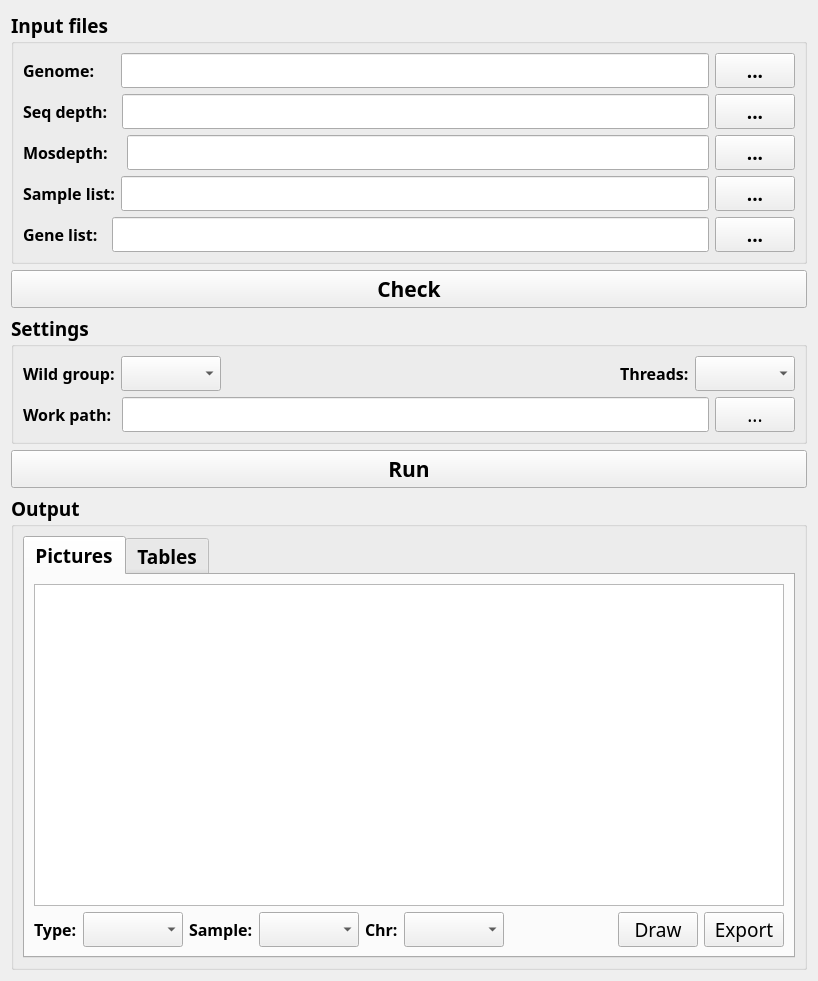
Qt form resources/popcnv_main_form.ui (sc-zhang/popCNV) before a commit.
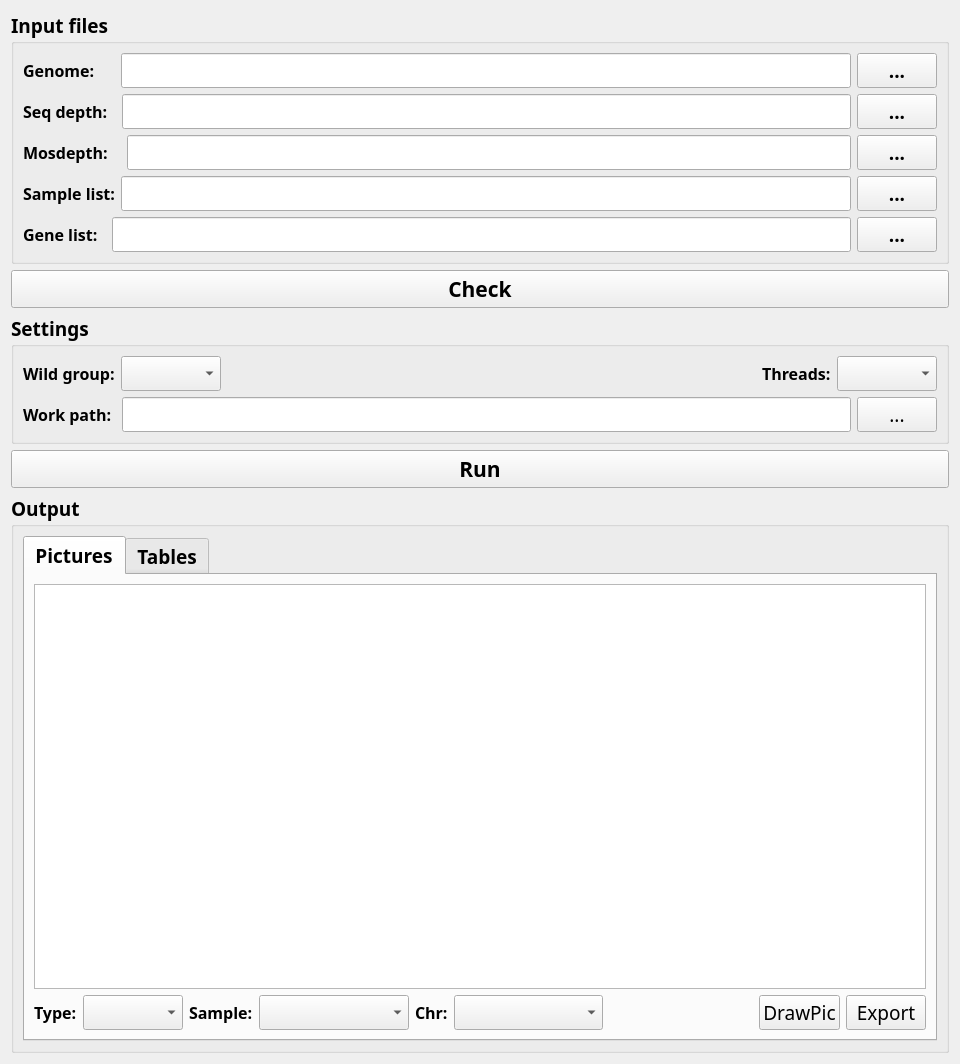
The same form after that commit.

Patch:
```diff
--- a/resources/popcnv_main_form.ui
+++ b/resources/popcnv_main_form.ui
@@ -6,8 +6,8 @@
    <rect>
     <x>0</x>
     <y>0</y>
-    <width>818</width>
-    <height>981</height>
+    <width>960</width>
+    <height>1064</height>
    </rect>
   </property>
   <property name="sizePolicy">
@@ -233,6 +233,12 @@
                 </item>
                 <item>
                  <widget class="QComboBox" name="cbox_pic_smp">
+                  <property name="sizePolicy">
+                   <sizepolicy hsizetype="Expanding" vsizetype="Fixed">
+                    <horstretch>0</horstretch>
+                    <verstretch>0</verstretch>
+                   </sizepolicy>
+                  </property>
                   <property name="font">
                    <font>
                     <family>JetBrains Mono</family>
@@ -258,6 +264,12 @@
                 </item>
                 <item>
                  <widget class="QComboBox" name="cbox_pic_chr">
+                  <property name="sizePolicy">
+                   <sizepolicy hsizetype="Expanding" vsizetype="Fixed">
+                    <horstretch>0</horstretch>
+                    <verstretch>0</verstretch>
+                   </sizepolicy>
+                  </property>
                   <property name="font">
                    <font>
                     <family>JetBrains Mono</family>
@@ -290,7 +302,7 @@
                    </font>
                   </property>
                   <property name="text">
-                   <string>Draw</string>
+                   <string>DrawPic</string>
                   </property>
                  </widget>
                 </item>
```
Left out of the diff: 12 changed lines with no effect on the pictures.
